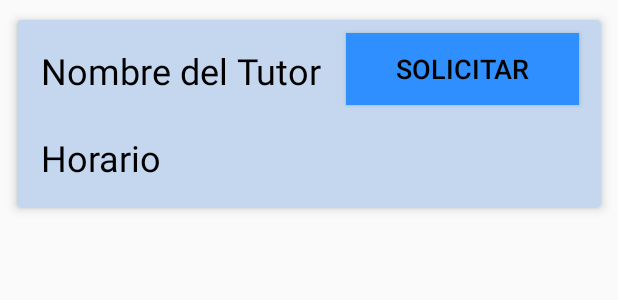
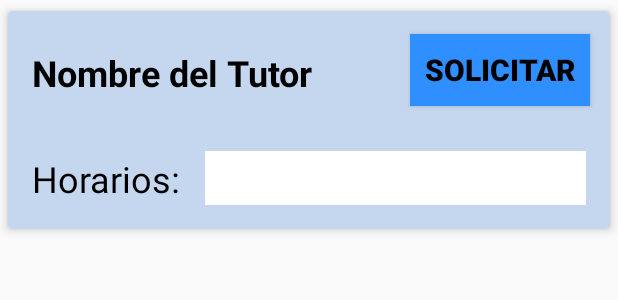
Before and after one commit to Gabriel09199/MoniApp, an Android app: the layout item_tutor_disponible.xml on its own in the app's theme, with its tools: preview values and no code run, on a phone screen of 412 x 824 dp. Shown: the top 300 px of the screen. Run offline under Robolectric (Android 15) with nearby library versions, the phone set to English and light mode, and no system bars; Roboto replaces fonts that are not available here.

```diff
--- a/app/src/main/java/com/example/moniapp/mundo/Horario.java
+++ b/app/src/main/java/com/example/moniapp/mundo/Horario.java
@@ -48,4 +48,10 @@ public class Horario implements Comparable<Horario>, Serializable
 
         return resultado;
     }
+
+    @Override
+    public String toString()
+    {
+        return horaInicio + " - " + horaFin + "\t\t" + diaSemana.toUpperCase();
+    }
 }
--- a/app/src/main/res/layout/activity_main.xml
+++ b/app/src/main/res/layout/activity_main.xml
@@ -15,6 +15,7 @@
         android:text="@string/app_name"
         android:textColor="#000000"
         android:textSize="64dp"
+        android:textStyle="bold"
         app:layout_constraintBottom_toBottomOf="parent"
         app:layout_constraintEnd_toEndOf="parent"
         app:layout_constraintHorizontal_bias="0.496"
@@ -50,6 +51,7 @@
         android:padding="16dp"
         android:text="@string/btnTutor"
         android:textSize="24sp"
+        android:textStyle="bold"
         app:layout_constraintBottom_toBottomOf="parent"
         app:layout_constraintEnd_toEndOf="parent"
         app:layout_constraintStart_toStartOf="parent"
@@ -65,9 +67,11 @@
         android:layout_marginEnd="8dp"
         android:layout_marginBottom="8dp"
         android:background="#ffffff"
+        android:onClick="btnIniciarVistaUsuario"
         android:padding="16dp"
         android:text="@string/btnEstudiante"
         android:textSize="24sp"
+        android:textStyle="bold"
         app:layout_constraintBottom_toBottomOf="parent"
         app:layout_constraintEnd_toEndOf="parent"
         app:layout_constraintHorizontal_bias="0.497"
--- a/app/src/main/res/layout/item_monitoria_usuario.xml
+++ b/app/src/main/res/layout/item_tutor_disponible.xml
@@ -3,8 +3,7 @@
     xmlns:card_view="http://schemas.android.com/apk/res-auto"
     xmlns:tools="http://schemas.android.com/tools"
     android:layout_width="match_parent"
-    android:layout_height="140dp"
-    android:layout_margin="6dp"
+    android:layout_height="160dp"
     android:background="#C4D7EE"
     card_view:cardCornerRadius="3dp"
     card_view:cardElevation="4dp"
@@ -16,30 +15,28 @@
         android:background="#C4D7EE">
 
         <TextView
-            android:id="@+id/txtNombreAsignatura"
-            android:layout_width="187dp"
+            android:id="@+id/txtNombreTutor"
+            android:layout_width="190dp"
             android:layout_height="wrap_content"
-            android:layout_marginStart="8dp"
-            android:layout_marginTop="11dp"
-            android:layout_marginEnd="8dp"
-            android:layout_marginBottom="8dp"
+            android:layout_marginTop="10dp"
+            android:textAlignment="textStart"
+            android:textColor="#000000"
             android:textSize="24sp"
-            android:textColor="#000000"
+            android:textStyle="bold"
             card_view:layout_constraintBottom_toBottomOf="parent"
-            card_view:layout_constraintBottom_toTopOf="@+id/linearLayout"
             card_view:layout_constraintEnd_toEndOf="parent"
-            card_view:layout_constraintHorizontal_bias="0.043"
+            card_view:layout_constraintHorizontal_bias="0.075"
             card_view:layout_constraintStart_toStartOf="parent"
             card_view:layout_constraintTop_toTopOf="parent"
-            card_view:layout_constraintVertical_bias="0.444"
+            card_view:layout_constraintVertical_bias="0.14"
             tools:text="@string/txtNombreTutor" />
 
         <Button
             android:id="@+id/btnSolicitarMonitoria"
-            android:layout_width="155dp"
+            android:layout_width="120dp"
             android:layout_height="wrap_content"
             android:layout_margin="4dp"
-            android:layout_marginStart="24dp"
+            android:layout_marginStart="8dp"
             android:layout_marginTop="8dp"
             android:layout_marginEnd="8dp"
             android:layout_marginBottom="8dp"
@@ -47,12 +44,14 @@
             android:background="#2F8FFF"
             android:text="@string/btnSolicitarClase"
             android:textColor="#000000"
-            android:textSize="18dp"
+            android:textSize="20dp"
+            android:textStyle="bold"
             card_view:layout_constraintBottom_toTopOf="@+id/linearLayout"
             card_view:layout_constraintEnd_toEndOf="parent"
-            card_view:layout_constraintHorizontal_bias="0.52"
-            card_view:layout_constraintStart_toEndOf="@+id/txtNombreAsignatura"
-            card_view:layout_constraintTop_toTopOf="parent" />
+            card_view:layout_constraintHorizontal_bias="0.967"
+            card_view:layout_constraintStart_toStartOf="parent"
+            card_view:layout_constraintTop_toTopOf="parent"
+            card_view:layout_constraintVertical_bias="0.38" />
 
         <LinearLayout
             android:id="@+id/linearLayout"
@@ -71,16 +70,16 @@
             card_view:layout_constraintVertical_bias="1.0">
 
             <TextView
-                android:id="@+id/txtHorario"
+                android:id="@+id/txtHorarios"
                 android:layout_width="wrap_content"
                 android:layout_height="wrap_content"
                 android:layout_marginStart="8dp"
                 android:layout_marginTop="10dp"
                 android:layout_marginEnd="8dp"
                 android:layout_marginBottom="8dp"
-                android:text="@string/txtHorario"
+                android:text="@string/txtHorarios"
+                android:textColor="#000000"
                 android:textSize="24sp"
-                android:textColor="#000000"
                 card_view:layout_constraintBottom_toBottomOf="parent"
                 card_view:layout_constraintEnd_toEndOf="parent"
                 card_view:layout_constraintHorizontal_bias="0.027"
@@ -89,14 +88,14 @@
                 card_view:layout_constraintVertical_bias="0.862" />
 
             <Spinner
-                android:id="@+id/spinnerHorario"
+                android:id="@+id/spinnerHorarios"
                 android:layout_width="wrap_content"
                 android:layout_height="match_parent"
                 android:layout_margin="8dp"
                 android:layout_weight="1"
-                android:textColor="#000000"
+                android:background="#ffffff"
                 android:textAlignment="center"
-                android:background="#C4D7EE" />
+                android:textColor="#000000" />
         </LinearLayout>
 
     </android.support.constraint.ConstraintLayout>
--- a/app/src/main/res/values/strings.xml
+++ b/app/src/main/res/values/strings.xml
@@ -1,7 +1,7 @@
 <resources>
     <string name="app_name">MoniApp</string>
     <string name="txtNombreTutor">Nombre del Tutor</string>
-    <string name="txtHorario">Horario</string>
+    <string name="txtHorarios">Horarios:</string>
     <string name="btnSolicitarClase">Solicitar</string>
     <string name="txtRegistrarClase">AGREGA UNA CLASE</string>
     <string name="txtNombreClase">Nombre</string>
@@ -14,5 +14,6 @@
     <string name="txtRegistrarHorario">AGREGAR UN HORARIO</string>
     <string name="btnTutor">Soy tutor</string>
     <string name="btnEstudiante">Soy estudiante</string>
-
+    <string name="txtAsignaturas">ASIGNATURAS</string>
+    <string name="txtTutoresDisponibles">TUTORES DISPONIBLES: </string>
 </resources>
```
Also changed, not shown: app/src/main/AndroidManifest.xml (+7 -0 lines), app/src/main/java/com/example/moniapp/activities/ActivityUsuario.java (added, +98 -0 lines), app/src/main/java/com/example/moniapp/activities/MainActivity.java (+19 -2 lines), app/src/main/java/com/example/moniapp/adapters/TutorAdapter.java (added, +72 -0 lines), app/src/main/java/com/example/moniapp/mundo/Tutor.java (+25 -4 lines), app/src/main/java/com/example/moniapp/servicios/ServicioMoniApp.java (+21 -1 lines), app/src/main/res/layout/activity_usuario.xml (added, +79 -0 lines), app/src/main/res/drawable/logo_unibague.png (added).
